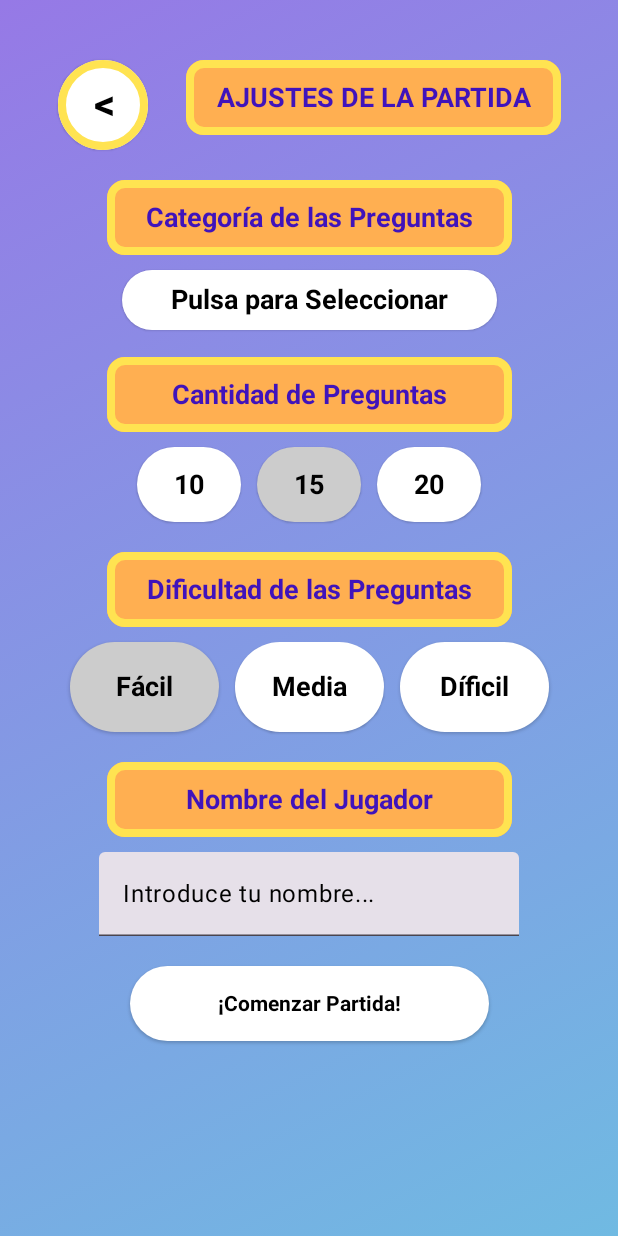
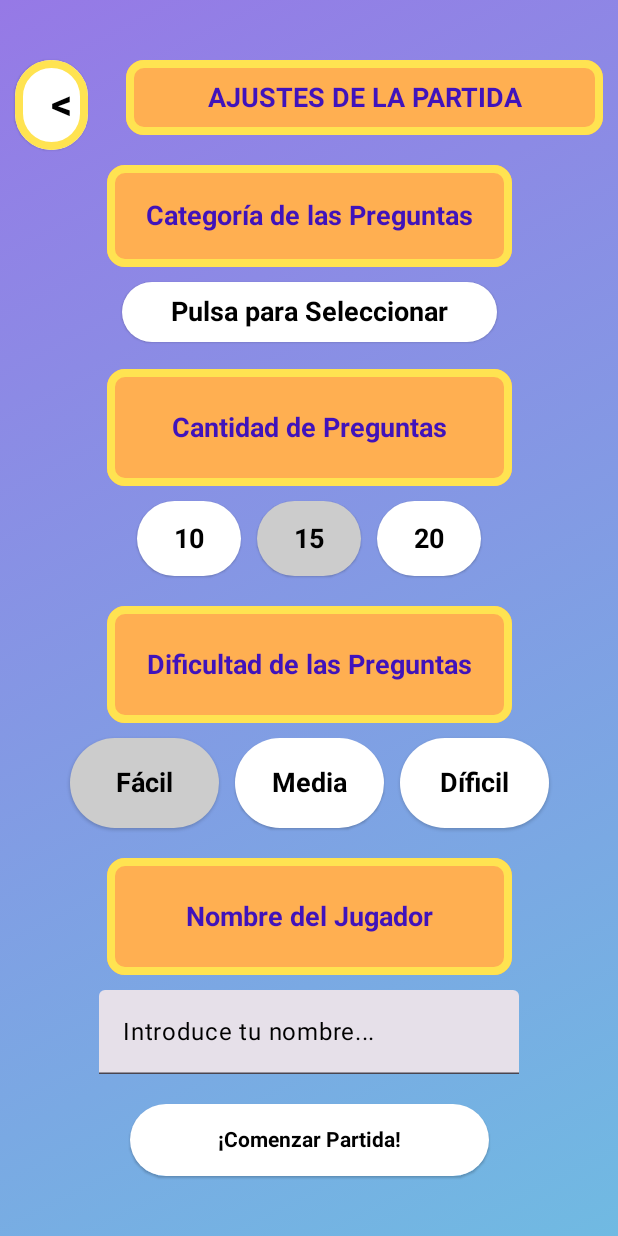
Before and after one commit to Sebastian02L/DADM_Practica1, an Android app built with Jetpack Compose: the GameOptions screen opened through its navigation route, on a phone screen of 412 x 824 dp. Run offline under Robolectric (Android 15) with nearby library versions, the phone set to English and light mode, and no system bars; our stand-ins replace Room's generated code.

Commit message:
Mejoras visuales
Pantalla de Opciones responsivo
Ocultacion de elementos de la pantalla
Se ha quitado pantallas de la pila

```diff
--- a/app/src/main/java/com/example/dadm_juego1_grupoa/Scenes/Game.kt
+++ b/app/src/main/java/com/example/dadm_juego1_grupoa/Scenes/Game.kt
@@ -143,7 +143,7 @@ fun BodyContentGame(navController: NavController, playerName : String, category
             if (currentQuestionIndex < questionsAndAnswers.value.lastIndex) {
                 currentQuestionIndex++
             } else {
-                navController.navigate(Screen.Score.route+"/${playerName}/${nQuestions}/${correctAnswers}/${points}/${timePerQuestion.joinToString(",")}/${category}")
+                navController.navigate(Screen.Score.route+"/${playerName}/${nQuestions}/${correctAnswers}/${points}/${timePerQuestion.joinToString(",")}/${category}"){popUpTo(Screen.GameOptions.route){inclusive = true} }
             }
             selectedAnswer = null
             answerColor = Color.White
@@ -247,7 +247,7 @@ fun BodyContentGame(navController: NavController, playerName : String, category
                                 if (currentQuestionIndex < questionsAndAnswers.value.lastIndex) {
                                     currentQuestionIndex++
                                 } else {
-                                    navController.navigate(Screen.Score.route+"/${playerName}/${nQuestions}/${correctAnswers}/${points}/${timePerQuestion.joinToString(",")}/${category}")
+                                    navController.navigate(Screen.Score.route+"/${playerName}/${nQuestions}/${correctAnswers}/${points}/${timePerQuestion.joinToString(",")}/${category}"){popUpTo(Screen.Game.route){inclusive = true} }
                                 }
                                 selectedAnswer = null
                                 answerColor = Color.White
--- a/app/src/main/java/com/example/dadm_juego1_grupoa/Scenes/GameOptions.kt
+++ b/app/src/main/java/com/example/dadm_juego1_grupoa/Scenes/GameOptions.kt
@@ -15,6 +15,7 @@ import androidx.compose.foundation.layout.height
 import androidx.compose.foundation.layout.offset
 import androidx.compose.foundation.layout.padding
 import androidx.compose.foundation.layout.size
+import androidx.compose.foundation.layout.width
 import androidx.compose.foundation.shape.CircleShape
 import androidx.compose.foundation.shape.RoundedCornerShape
 import androidx.compose.foundation.text.BasicText
@@ -99,12 +100,15 @@ fun BodyContentGameOptions(navController: NavController){
                 shape = CircleShape,
                 colors = ButtonDefaults.buttonColors(Color.White),
                 modifier = Modifier
+                    .padding(start = 10.dp)
                     .size(60.dp) //
                     .border(
                         width = 5.dp,
                         color = MaterialTheme.colorScheme.secondary,
                         shape = CircleShape
                     )
+                    .weight(1f)
+
             ) {
                 Box(
                     modifier = Modifier.fillMaxSize(),
@@ -120,17 +124,17 @@ fun BodyContentGameOptions(navController: NavController){
                 }
             }
             //Padding con lo que tiene arriba
-            CreateMainTitleCard("AJUSTES DE LA PARTIDA", Modifier.padding(start = 25.dp))
+            CreateMainTitleCard("AJUSTES DE LA PARTIDA", Modifier.padding(start = 25.dp, end= 10.dp).weight(6f))
         }
 
         //Tarjeta de Seleccionar Categoria   //Padding con lo que tiene arriba y con lo que tiene debajo
-        CreateTitleCard("Categoría de las Preguntas", Modifier.padding(top = 20.dp, bottom = 10.dp))
+        CreateTitleCard("Categoría de las Preguntas", Modifier.padding(top = 10.dp, bottom = 10.dp).weight(1f))
 
         //Card desplegable para seleccionar la categoria
         Dropdown()
 
         //Tarjeta de Cantidad de Preguntas
-        CreateTitleCard("Cantidad de Preguntas", Modifier.padding( bottom = 10.dp))
+        CreateTitleCard("Cantidad de Preguntas", Modifier.padding( bottom = 10.dp).weight(1f))
 
         //Fila para seleccionar cantidad de preguntas
         Row(modifier = Modifier.fillMaxWidth().padding(bottom = 20.dp),
@@ -141,7 +145,7 @@ fun BodyContentGameOptions(navController: NavController){
         }
 
         //Tarjeta de seleccion de dificultad
-        CreateTitleCard("Dificultad de las Preguntas", Modifier.padding( bottom = 10.dp))
+        CreateTitleCard("Dificultad de las Preguntas", Modifier.padding( bottom = 10.dp).weight(1f))
 
         //Fila para seleccionar difficultad de las preguntas
         Row(modifier = Modifier.fillMaxWidth().padding(bottom = 20.dp),
@@ -152,7 +156,7 @@ fun BodyContentGameOptions(navController: NavController){
         }
 
         //Tarjeta de insertar nombre
-        CreateTitleCard("Nombre del Jugador", Modifier.padding( bottom = 10.dp))
+        CreateTitleCard("Nombre del Jugador", Modifier.padding( bottom = 10.dp).weight(1f))
         TextField(value = playerNameInput,
             modifier = Modifier.padding(bottom = 20.dp),
             onValueChange = { playerNameInput = it
@@ -160,7 +164,7 @@ fun BodyContentGameOptions(navController: NavController){
             label = {Text( text = if(playerName == ""){ "Introduce tu nombre..." }
                                 else { playerName}, color = Color.Black) })
 
-        StartGameButton("¡Comenzar Partida!", navController)
+        StartGameButton("¡Comenzar Partida!", navController, Modifier.weight(1f).padding(bottom = 40.dp))
     }
 }
 
@@ -282,17 +286,17 @@ fun Dropdown() {
 }
 
 @Composable
-fun StartGameButton(text : String, navController: NavController){
+fun StartGameButton(text : String, navController: NavController, modifier: Modifier = Modifier){
     //Variable que refleja si la configuracion de la partida es valida y puede avanzar a la siguiente escena
     var allValuesCorrect by remember { mutableStateOf(false)}
     allValuesCorrect = CheckNoDefaultValues()
     var canQuery by remember { mutableStateOf(false)}
 
-    ElevatedButton(modifier = Modifier.size(width = 250.dp, height = 50.dp).padding(horizontal = 5.dp),
+    ElevatedButton(modifier = modifier.size(width = 250.dp, height = 50.dp).padding(horizontal = 5.dp),
         onClick =  {
             if(allValuesCorrect){
                 canQuery = true
-                navController.navigate(Screen.Game.route+"/${playerName}/${selectedCategory}/${selectedDifficulty}/${selectedNumber}")}},
+                navController.navigate(Screen.Game.route+"/${playerName}/${selectedCategory}/${selectedDifficulty}/${selectedNumber}"){popUpTo(Screen.GameOptions.route){inclusive = true} }}},
         colors = ButtonDefaults.buttonColors(Color.White)) {
         Text(text = "${text}",
             style = TextStyle(
```
Also changed, not shown: app/src/main/java/com/example/dadm_juego1_grupoa/MainActivity.kt (+9 -0 lines).
